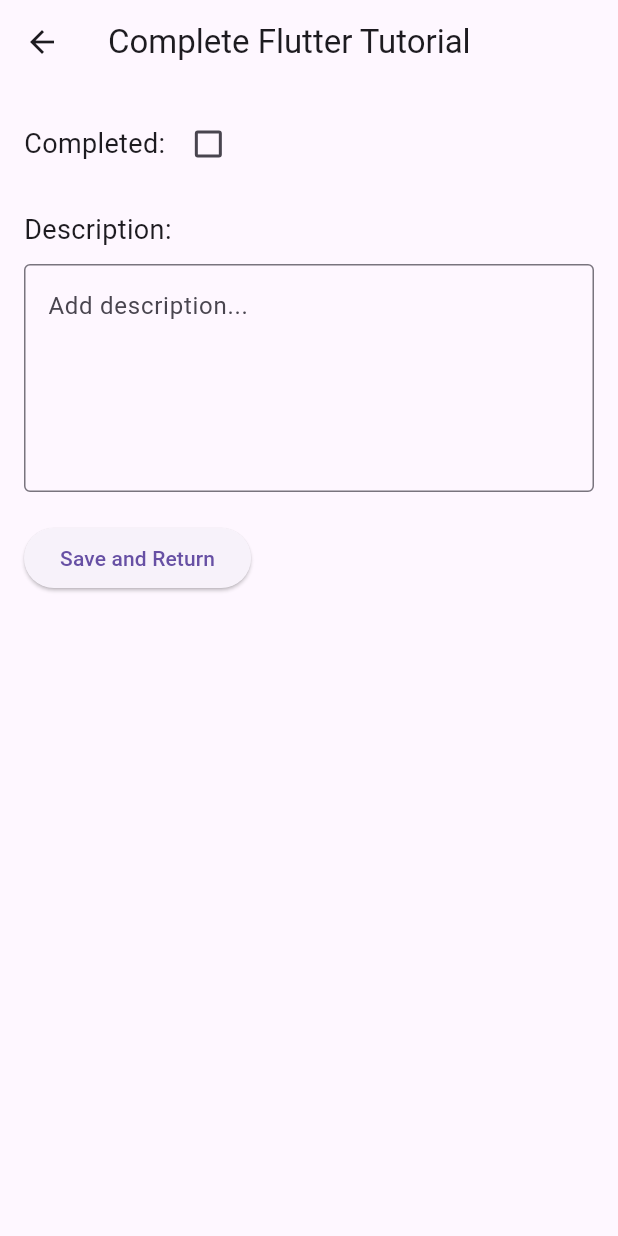
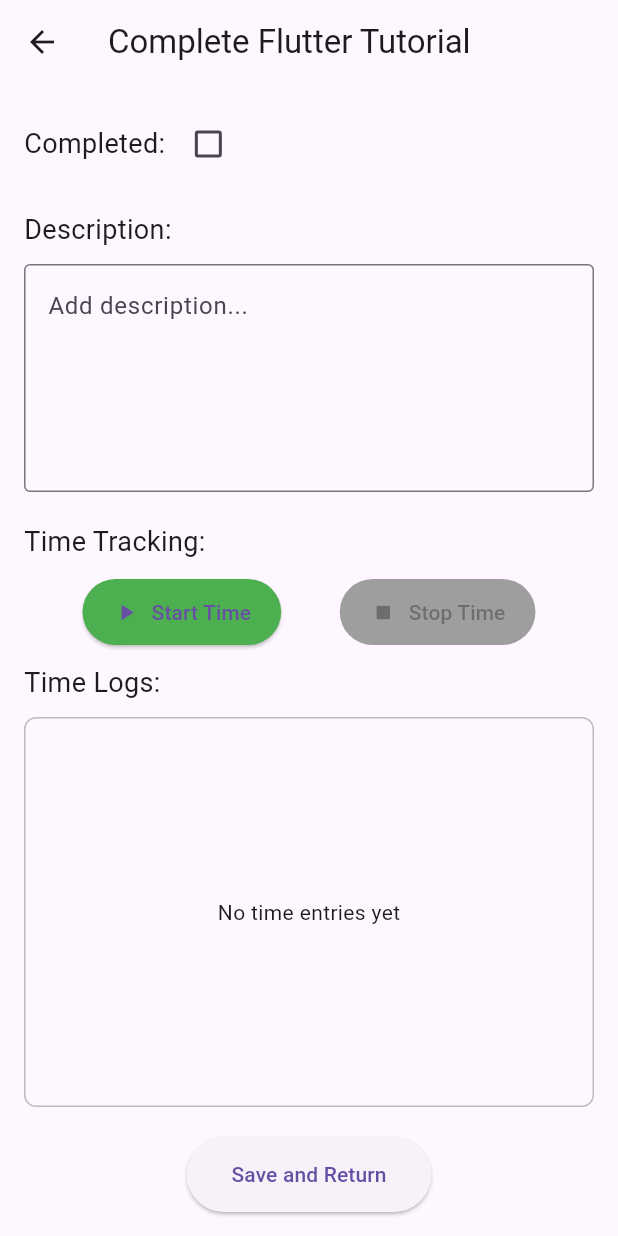
Before and after one commit to eshvp/Work-Ethic, a Flutter app: the screen it shows after launch, after a tap on "Complete Flutter Tutorial", on a phone screen of 412 x 824 dp. Run offline on Flutter 3.47's test engine with Material 3 defaults, Android fonts, the phone set to English and light mode, and no system bars.

Commit message:
Added buttons and time logging
Added 'Time Tracking' buttons, 'start' and 'stop', that keep track of when the users starts working on that task and when they stop working on the task. These times track when the person started their task in a format of 'mm-dd-yyyy'. Added a 'Time Logs' section. The section states at what time the user pressed the start button and when the users pressed the stop button. The times of when they started and stopped are used to tell the user of how long they worked for, during each session. This is expressed in message stating 'You worked for: xx:yy:zz'.

```diff
--- a/lib/models/task.dart
+++ b/lib/models/task.dart
@@ -3,11 +3,27 @@ class Task {
   final String title;
   String description;
   bool isCompleted;
+  List<Map<String, DateTime>> timeEntries;
 
   Task({
     required this.id,
     required this.title,
     this.description = '',
     this.isCompleted = false,
-  });
+    List<Map<String, DateTime>>? timeEntries,
+  }) : this.timeEntries = timeEntries ?? [];
+
+  Duration getTotalTimeSpent() {
+    if (timeEntries.isEmpty) {
+      return Duration.zero;
+    }
+
+    Duration total = Duration.zero;
+    for (var entry in timeEntries) {
+      if (entry.containsKey('start') && entry.containsKey('end')) {
+        total += entry['end']!.difference(entry['start']!);
+      }
+    }
+    return total;
+  }
 }
--- a/lib/screens/task_detail_screen.dart
+++ b/lib/screens/task_detail_screen.dart
@@ -1,5 +1,6 @@
 import 'package:flutter/material.dart';
 import '../models/task.dart';
+import 'package:intl/intl.dart'; // Add this dependency to pubspec.yaml
 
 class TaskDetailScreen extends StatefulWidget {
   final Task task;
@@ -12,6 +13,8 @@ class TaskDetailScreen extends StatefulWidget {
 
 class _TaskDetailScreenState extends State<TaskDetailScreen> {
   late TextEditingController _descriptionController;
+  bool _isTimerRunning = false;
+  DateTime? _startTime;
 
   @override
   void initState() {
@@ -23,6 +26,40 @@ class _TaskDetailScreenState extends State<TaskDetailScreen> {
   void dispose() {
     _descriptionController.dispose();
     super.dispose();
+  }
+
+  void _startTimer() {
+    setState(() {
+      _isTimerRunning = true;
+      _startTime = DateTime.now();
+    });
+  }
+
+  void _stopTimer() {
+    if (_startTime != null) {
+      final endTime = DateTime.now();
+
+      setState(() {
+        widget.task.timeEntries.add({
+          'start': _startTime!,
+          'end': endTime,
+        });
+        _isTimerRunning = false;
+        _startTime = null;
+      });
+    }
+  }
+
+  String _formatDateTime(DateTime dateTime) {
+    final formatter = DateFormat('MMM d, yyyy HH:mm:ss');
+    return formatter.format(dateTime);
+  }
+
+  String _formatDuration(Duration duration) {
+    String twoDigits(int n) => n.toString().padLeft(2, '0');
+    String twoDigitMinutes = twoDigits(duration.inMinutes.remainder(60));
+    String twoDigitSeconds = twoDigits(duration.inSeconds.remainder(60));
+    return "${twoDigits(duration.inHours)}:$twoDigitMinutes:$twoDigitSeconds";
   }
 
   @override
@@ -64,11 +101,96 @@ class _TaskDetailScreenState extends State<TaskDetailScreen> {
               },
             ),
             const SizedBox(height: 20),
-            ElevatedButton(
-              onPressed: () {
-                Navigator.pop(context);
-              },
-              child: const Text('Save and Return'),
+            const Text('Time Tracking:', style: TextStyle(fontSize: 18)),
+            const SizedBox(height: 10),
+            Row(
+              mainAxisAlignment: MainAxisAlignment.spaceEvenly,
+              children: [
+                ElevatedButton.icon(
+                  onPressed: _isTimerRunning ? null : _startTimer,
+                  icon: const Icon(Icons.play_arrow),
+                  label: const Text('Start Time'),
+                  style: ElevatedButton.styleFrom(
+                    backgroundColor: Colors.green,
+                    disabledBackgroundColor: Colors.grey,
+                    padding: const EdgeInsets.symmetric(horizontal: 20, vertical: 12),
+                  ),
+                ),
+                ElevatedButton.icon(
+                  onPressed: _isTimerRunning ? _stopTimer : null,
+                  icon: const Icon(Icons.stop),
+                  label: const Text('Stop Time'),
+                  style: ElevatedButton.styleFrom(
+                    backgroundColor: Colors.red,
+                    disabledBackgroundColor: Colors.grey,
+                    padding: const EdgeInsets.symmetric(horizontal: 20, vertical: 12),
+                  ),
+                ),
+              ],
+            ),
+            if (_isTimerRunning && _startTime != null)
+              Padding(
+                padding: const EdgeInsets.all(8.0),
+                child: Text(
+                  'Time started at: ${_formatDateTime(_startTime!)}',
+                  style: const TextStyle(fontStyle: FontStyle.italic),
+                ),
+              ),
+            const SizedBox(height: 10),
+            const Text('Time Logs:', style: TextStyle(fontSize: 18)),
+            const SizedBox(height: 10),
+            Expanded(
+              child: Container(
+                decoration: BoxDecoration(
+                  border: Border.all(color: Colors.grey.shade400),
+                  borderRadius: BorderRadius.circular(8),
+                ),
+                child: widget.task.timeEntries.isEmpty
+                  ? const Center(child: Text('No time entries yet'))
+                  : ListView.builder(
+                      itemCount: widget.task.timeEntries.length,
+                      itemBuilder: (context, index) {
+                        final entry = widget.task.timeEntries[index];
+                        final duration = entry['end']!.difference(entry['start']!);
+
+                        return Padding(
+                          padding: const EdgeInsets.symmetric(vertical: 4.0, horizontal: 8.0),
+                          child: Card(
+                            child: Padding(
+                              padding: const EdgeInsets.all(12.0),
+                              child: Column(
+                                crossAxisAlignment: CrossAxisAlignment.start,
+                                children: [
+                                  Text('Time started at: ${_formatDateTime(entry['start']!)}'),
+                                  Text('Time stopped at: ${_formatDateTime(entry['end']!)}'),
+                                  const Divider(),
+                                  Text(
+                                    'You worked for: ${_formatDuration(duration)}',
+                                    style: const TextStyle(fontWeight: FontWeight.bold),
+                                  ),
+                                ],
+                              ),
+                            ),
+                          ),
+                        );
+                      },
+                    ),
+              ),
+            ),
+            const SizedBox(height: 20),
+            Center(
+              child: ElevatedButton(
+                onPressed: () {
+                  if (_isTimerRunning) {
+                    _stopTimer();
+                  }
+                  Navigator.pop(context);
+                },
+                style: ElevatedButton.styleFrom(
+                  padding: const EdgeInsets.symmetric(horizontal: 30, vertical: 15),
+                ),
+                child: const Text('Save and Return'),
+              ),
             ),
           ],
         ),
--- a/pubspec.yaml
+++ b/pubspec.yaml
@@ -9,6 +9,7 @@ environment:
 dependencies:
   flutter:
     sdk: flutter
+  intl: ^0.18.1
 
 dev_dependencies:
   flutter_test:
```
Also changed, not shown: pubspec.lock.
